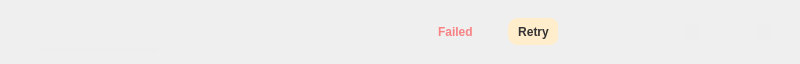
meganz/MEGAsync, file src/MEGASync/gui/win/TransferManagerItem.ui: the form before one commit.
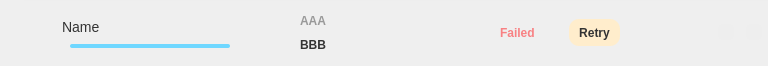
The form after the commit. Icons and pictures are not drawn.

Commit message: Transfer Manager: Resize window: make filename column grow, update elided name; polishing

What changed in the file:
```diff
--- a/src/MEGASync/gui/win/TransferManagerItem.ui
+++ b/src/MEGASync/gui/win/TransferManagerItem.ui
@@ -6,8 +6,8 @@
    <rect>
     <x>0</x>
     <y>0</y>
-    <width>800</width>
-    <height>64</height>
+    <width>768</width>
+    <height>66</height>
    </rect>
   </property>
   <property name="sizePolicy">
@@ -42,14 +42,13 @@
 
 TransferManagerItem2, TransferManagerItem
 {
-
     height: 64px;
     min-height: 64px;
     max-height: 64px;
     background-color: transparent;
 }
 
-#line
+#itemSepLine
 {
     height: 1px;
     min-width: ;
@@ -59,7 +58,13 @@
     background: #EEEEEE;
 }
 
-#sTransferState, #stateActive, #stateCompleted
+#sStatus, #sStatus QWidget
+{
+    padding: 0;
+    margin: 0;
+}
+
+#sTransferState, #stateActive, #stateCompleted, #bItemSpeed, #lItemTime, #sStatus, #tFileType, #wSize, #wPauseResume, #wClearCancel, #wName, #lItemStatus, #lItemQueued, #lItemPaused
 {
     height: 63px;
     min-height: 63px;
@@ -69,11 +74,8 @@
 #tFileType
 {
     width: 38px;
-    height: 48px;
     min-width: 38px;
-    min-height: 48px;
     max-width: 38px;
-    max-height: 48px;
     qProperty-iconSize: 48px;
     background: transparent;
 }
@@ -88,40 +90,31 @@
     background: transparent;
 }
 
-
 #wName
 {
-    width: 200px;
-    height: 48px;
-    min-width: 150px;
-    min-height: 48px;
-    max-height: 48px;
+    width: 165px;
+    min-width: 165px;
 }
 
 #lTransferName
 {
-    width: 200px;
-    min-width: 150px;
-  height: 20px;
-  color: #333333;
-  font-size: 14px;
- qProperty-alignment: 'AlignLeft | AlignVCenter';
+    width: 170px;
+    min-width: 170px;
+    color: #333333;
+    font-size: 14px;
+    qProperty-alignment: 'AlignLeft | AlignBottom';
 }
 
 QProgressBar
 {
-    width: 120px;
-    min-width: 120px;
+    width: 160px;
+    min-width: 50px;
     height: 4px;
     min-height: 4px;
     max-height: 4px;
     border:0px;
     border-radius: 2px;
     background-color: #EEEEEE;
-    margin-bottom: 4px;
-/*	margin-left: 8px;
-    margin-right: 8px;
-*/
 }
 
 QProgressBar::chunk
@@ -129,36 +122,36 @@
   background-color: #6FD7FF;
   border-radius: 2px;
   border:0px;
-/*	margin-left: 8px;
-    margin-right: 8px;
-*/
 }
 
 #lDone, #lTotal
 {
   font-size: 12px;
   font-weight: bold;
- qProperty-alignment: 'AlignLeft | AlignVCenter';
+    padding: 0;
+    margin: 0;
 }
 
 #lDone
 {
   color: #999999;
+ qProperty-alignment: 'AlignLeft | AlignBottom';
 }
 
 #lTotal
 {
   color: #333333;
+ qProperty-alignment: 'AlignLeft | AlignTop';
 }
 
-#wSize, #bSpeed
+#wSize, #wSize QLabel, #bItemSpeed
 {
     width: 100px;
     min-width: 100px;
     max-width: 100px;
 }
 
-#bSpeed
+#bItemSpeed
 {
   color: #333333;
   font-size: 12px;
@@ -171,9 +164,6 @@
     width: 120px;
     min-width: 120px;
     max-width: 120px;
-    height: 63px;
-    min-height: 63px;
-    max-height: 63px;
 }
 
 #sStatus QLabel
@@ -181,29 +171,40 @@
     font-size: 12px;
     font-weight: bold;
     qProperty-alignment: 'AlignLeft | AlignVCenter';
+    padding: 0;
+    margin: 0;
 }
 
-#lStatus
+#lItemStatus
 {
+  width: 120px;
+  min-width: 120px;
+  max-width: 120px;
   color: #00D26D;
 }
 
-#lQueued
+#lItemQueued
 {
+  width: 120px;
+  min-width: 120px;
+  max-width: 120px;
   color: #666666;
 }
 
-#lPaused
+#lItemPaused
 {
+  width: 120px;
+  min-width: 120px;
+  max-width: 120px;
   color: #FFA053;
 }
 
-#lFailed
+#lItemFailed
 {
   color: #F88183;
 }
 
-#lTime
+#lItemTime
 {
     width: 92px;
     min-width: 92px;
@@ -211,28 +212,28 @@
     color: #333333;
     font-size: 12px;
     font-weight: bold;
+    padding: 0;
+    margin: 0;
 }
 
-#tRetry
+#tItemRetry
 {
-  height: 24px;
-  width: 48px;
-  border-radius: 10px;
-  background-color: #FFEDCC;
-  color: #333333;
+    height: 24px;
+    width: 48px;
+    border-radius: 10px;
+    background-color: #FFEDCC;
+    color: #333333;
     font-size: 12px;
     font-weight: bold;
 }
 
 #wPauseResume, #wClearCancel
 {
-  width: 28px;
-    height: 63px;
+    width: 28px;
     min-width: 28px;
-    min-height: 63px;
     max-width: 28px;
-    max-height: 63px;
 }
+
 #tPauseResumeTransfer, #tCancelClearTransfer
 {
     width: 16px;
@@ -244,7 +245,6 @@
     background-color: #EEEEEE;
     qProperty-iconSize: 16px;
     border-radius: 4px;
-    margin-right: 12px;
 }</string>
   </property>
   <layout class="QVBoxLayout" name="verticalLayout_4">
@@ -252,7 +252,7 @@
     <number>0</number>
    </property>
    <property name="leftMargin">
-    <number>0</number>
+    <number>24</number>
    </property>
    <property name="topMargin">
     <number>0</number>
@@ -264,7 +264,7 @@
     <number>0</number>
    </property>
    <item>
-    <widget class="Line" name="line">
+    <widget class="Line" name="itemSepLine">
      <property name="sizePolicy">
       <sizepolicy hsizetype="Expanding" vsizetype="Fixed">
        <horstretch>0</horstretch>
@@ -316,7 +316,7 @@
        <item>
         <widget class="QWidget" name="wName" native="true">
          <property name="sizePolicy">
-          <sizepolicy hsizetype="Fixed" vsizetype="Preferred">
+          <sizepolicy hsizetype="Expanding" vsizetype="Preferred">
            <horstretch>0</horstretch>
            <verstretch>0</verstretch>
           </sizepolicy>
@@ -329,24 +329,45 @@
            <number>0</number>
           </property>
           <property name="topMargin">
-           <number>0</number>
+           <number>16</number>
           </property>
           <property name="rightMargin">
            <number>0</number>
           </property>
           <property name="bottomMargin">
-           <number>0</number>
+           <number>8</number>
           </property>
           <item>
            <widget class="QLabel" name="lTransferName">
             <property name="sizePolicy">
-             <sizepolicy hsizetype="Fixed" vsizetype="Preferred">
+             <sizepolicy hsizetype="Expanding" vsizetype="Preferred">
               <horstretch>0</horstretch>
               <verstretch>0</verstretch>
              </sizepolicy>
             </property>
+            <property name="text">
+             <string>Name</string>
+            </property>
            </widget>
           </item>
+          <item>
+           <widget class="QWidget" name="wProgressBar" native="true">
+            <layout class="QHBoxLayout" name="horizontalLayout">
+             <property name="spacing">
+              <number>0</number>
+             </property>
+             <property name="leftMargin">
+              <number>8</number>
+             </property>
+             <property name="topMargin">
+              <number>0</number>
+             </property>
+             <property name="rightMargin">
+              <number>0</number>
+             </property>
+             <property name="bottomMargin">
+              <number>0</number>
+             </property>
           <item>
            <widget class="QProgressBar" name="pbTransfer">
             <property name="sizePolicy">
@@ -359,7 +380,7 @@
              <number>1000</number>
             </property>
             <property name="value">
-             <number>0</number>
+                <number>1000</number>
             </property>
             <property name="textVisible">
              <bool>false</bool>
@@ -372,6 +393,22 @@
             </property>
            </widget>
           </item>
+             <item>
+              <spacer name="hsProgressBar">
+               <property name="orientation">
+                <enum>Qt::Horizontal</enum>
+               </property>
+               <property name="sizeHint" stdset="0">
+                <size>
+                 <width>40</width>
+                 <height>20</height>
+                </size>
+               </property>
+              </spacer>
+             </item>
+            </layout>
+           </widget>
+          </item>
          </layout>
         </widget>
        </item>
@@ -383,7 +420,7 @@
            <verstretch>0</verstretch>
           </sizepolicy>
          </property>
-         <layout class="QVBoxLayout" name="verticalLayout">
+         <layout class="QVBoxLayout" name="wSizeLayout">
           <property name="spacing">
            <number>0</number>
           </property>
@@ -391,25 +428,33 @@
            <number>0</number>
           </property>
           <property name="topMargin">
-           <number>0</number>
+           <number>8</number>
           </property>
           <property name="rightMargin">
            <number>0</number>
           </property>
           <property name="bottomMargin">
-           <number>0</number>
+           <number>8</number>
           </property>
           <item>
-           <widget class="QLabel" name="lDone"/>
+           <widget class="QLabel" name="lDone">
+            <property name="text">
+             <string>AAA</string>
+            </property>
+           </widget>
           </item>
           <item>
-           <widget class="QLabel" name="lTotal"/>
+           <widget class="QLabel" name="lTotal">
+            <property name="text">
+             <string>BBB</string>
+            </property>
+           </widget>
           </item>
          </layout>
         </widget>
        </item>
        <item>
-        <widget class="QPushButton" name="bSpeed">
+        <widget class="QPushButton" name="bItemSpeed">
          <property name="sizePolicy">
           <sizepolicy hsizetype="Fixed" vsizetype="Fixed">
            <horstretch>0</horstretch>
@@ -433,25 +478,25 @@
           <number>3</number>
          </property>
          <widget class="QWidget" name="pActive">
-          <widget class="QLabel" name="lStatus">
+          <widget class="QLabel" name="lItemStatus">
            <property name="geometry">
             <rect>
              <x>0</x>
              <y>0</y>
-             <width>121</width>
-             <height>61</height>
+             <width>120</width>
+             <height>63</height>
             </rect>
            </property>
           </widget>
          </widget>
          <widget class="QWidget" name="pQueued">
-          <widget class="QLabel" name="lQueued">
+          <widget class="QLabel" name="lItemQueued">
            <property name="geometry">
             <rect>
              <x>0</x>
              <y>0</y>
-             <width>131</width>
-             <height>61</height>
+             <width>120</width>
+             <height>63</height>
             </rect>
            </property>
            <property name="text">
@@ -460,13 +505,13 @@
           </widget>
          </widget>
          <widget class="QWidget" name="pPaused">
-          <widget class="QLabel" name="lPaused">
+          <widget class="QLabel" name="lItemPaused">
            <property name="geometry">
             <rect>
              <x>0</x>
              <y>0</y>
-             <width>121</width>
-             <height>61</height>
+             <width>120</width>
+             <height>63</height>
             </rect>
            </property>
            <property name="text">
@@ -475,28 +520,31 @@
           </widget>
          </widget>
          <widget class="QWidget" name="pFailed">
-          <widget class="QWidget" name="layoutWidget">
-           <property name="geometry">
-            <rect>
-             <x>0</x>
-             <y>0</y>
-             <width>121</width>
-             <height>61</height>
-            </rect>
-           </property>
-           <layout class="QHBoxLayout" name="horizontalLayout_2">
+          <layout class="QHBoxLayout" name="pFailedLayout">
             <property name="spacing">
              <number>0</number>
             </property>
+           <property name="leftMargin">
+            <number>0</number>
+           </property>
+           <property name="topMargin">
+            <number>0</number>
+           </property>
+           <property name="rightMargin">
+            <number>0</number>
+           </property>
+           <property name="bottomMargin">
+            <number>0</number>
+           </property>
             <item>
-             <widget class="QLabel" name="lFailed">
+            <widget class="QLabel" name="lItemFailed">
               <property name="text">
                <string>Failed</string>
               </property>
              </widget>
             </item>
             <item>
-             <widget class="QToolButton" name="tRetry">
+            <widget class="QToolButton" name="tItemRetry">
               <property name="text">
                <string>Retry</string>
               </property>
@@ -505,10 +553,9 @@
            </layout>
           </widget>
          </widget>
-        </widget>
        </item>
        <item>
-        <widget class="QLabel" name="lTime">
+        <widget class="QLabel" name="lItemTime">
          <property name="sizePolicy">
           <sizepolicy hsizetype="Fixed" vsizetype="Fixed">
            <horstretch>0</horstretch>
@@ -519,7 +566,22 @@
        </item>
        <item alignment="Qt::AlignHCenter|Qt::AlignVCenter">
         <widget class="QWidget" name="wPauseResume" native="true">
-         <layout class="QHBoxLayout" name="horizontalLayout">
+         <layout class="QHBoxLayout" name="wPauseResumeLayout">
+          <property name="spacing">
+           <number>0</number>
+          </property>
+          <property name="leftMargin">
+           <number>0</number>
+          </property>
+          <property name="topMargin">
+           <number>0</number>
+          </property>
+          <property name="rightMargin">
+           <number>0</number>
+          </property>
+          <property name="bottomMargin">
+           <number>0</number>
+          </property>
           <item>
            <widget class="QToolButton" name="tPauseResumeTransfer">
             <property name="icon">
@@ -533,7 +595,22 @@
        </item>
        <item alignment="Qt::AlignHCenter|Qt::AlignVCenter">
         <widget class="QWidget" name="wClearCancel" native="true">
-         <layout class="QHBoxLayout" name="horizontalLayout_3">
+         <layout class="QHBoxLayout" name="wClearCancelLayout">
+          <property name="spacing">
+           <number>0</number>
+          </property>
+          <property name="leftMargin">
+           <number>0</number>
+          </property>
+          <property name="topMargin">
+           <number>0</number>
+          </property>
+          <property name="rightMargin">
+           <number>0</number>
+          </property>
+          <property name="bottomMargin">
+           <number>0</number>
+          </property>
           <item>
            <widget class="QToolButton" name="tCancelClearTransfer">
             <property name="icon">
```
Lines whose indentation alone changed are shown as unchanged. The commit also changes 11 other files.
